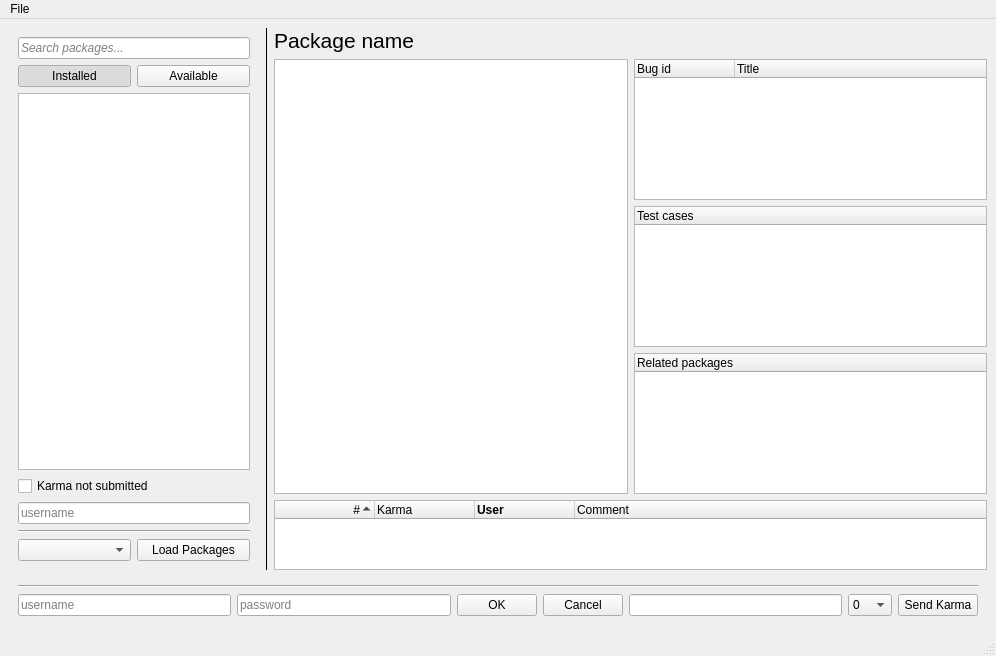
Old version of the form src/ui/mainwindow.ui in the repository examon/fedora-gooey-karma.
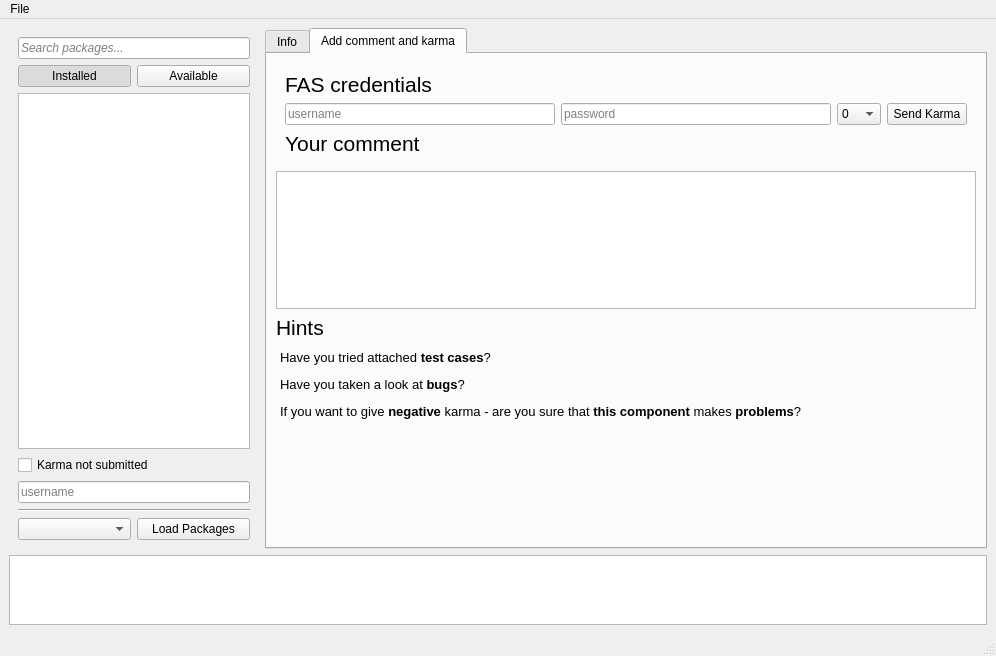
New version of the form.

Commit message: GUI enhancements - added tabs.

```diff
--- a/src/ui/mainwindow.ui
+++ b/src/ui/mainwindow.ui
@@ -144,16 +144,34 @@
        </widget>
       </item>
       <item>
-       <widget class="Line" name="line">
-        <property name="frameShadow">
-         <enum>QFrame::Plain</enum>
+       <widget class="QTabWidget" name="tabWidget">
+        <property name="sizePolicy">
+         <sizepolicy hsizetype="Maximum" vsizetype="Maximum">
+          <horstretch>6</horstretch>
+          <verstretch>0</verstretch>
+         </sizepolicy>
         </property>
-        <property name="orientation">
-         <enum>Qt::Vertical</enum>
+        <property name="maximumSize">
+         <size>
+          <width>9000</width>
+          <height>9000</height>
+         </size>
         </property>
-       </widget>
-      </item>
-      <item>
+        <property name="mouseTracking">
+         <bool>false</bool>
+        </property>
+        <property name="currentIndex">
+         <number>1</number>
+        </property>
+        <widget class="QWidget" name="TabInfo">
+         <property name="cursor">
+          <cursorShape>ArrowCursor</cursorShape>
+         </property>
+         <attribute name="title">
+          <string>Info</string>
+         </attribute>
+         <layout class="QGridLayout" name="gridLayout">
+          <item row="0" column="0">
        <layout class="QVBoxLayout" name="verticalLayout_4">
         <item>
          <widget class="QLabel" name="pkgNameLabel">
@@ -186,14 +204,18 @@
             <property name="font">
              <font>
               <family>Monospace</family>
-             </font>
-            </property>
+                  <pointsize>8</pointsize>
+                 </font>
+                </property>
+                <property name="styleSheet">
+                 <string notr="true"/>
+                </property>
             <property name="html">
              <string>&lt;!DOCTYPE HTML PUBLIC &quot;-//W3C//DTD HTML 4.0//EN&quot; &quot;http://www.w3.org/TR/REC-html40/strict.dtd&quot;&gt;
 &lt;html&gt;&lt;head&gt;&lt;meta name=&quot;qrichtext&quot; content=&quot;1&quot; /&gt;&lt;style type=&quot;text/css&quot;&gt;
 p, li { white-space: pre-wrap; }
-&lt;/style&gt;&lt;/head&gt;&lt;body style=&quot; font-family:'Monospace'; font-size:10pt; font-weight:400; font-style:normal;&quot;&gt;
-&lt;p style=&quot;-qt-paragraph-type:empty; margin-top:0px; margin-bottom:0px; margin-left:0px; margin-right:0px; -qt-block-indent:0; text-indent:0px;&quot;&gt;&lt;br /&gt;&lt;/p&gt;&lt;/body&gt;&lt;/html&gt;</string>
+&lt;/style&gt;&lt;/head&gt;&lt;body style=&quot; font-family:'Monospace'; font-size:8pt; font-weight:400; font-style:normal;&quot;&gt;
+&lt;p style=&quot;-qt-paragraph-type:empty; margin-top:0px; margin-bottom:0px; margin-left:0px; margin-right:0px; -qt-block-indent:0; text-indent:0px; font-size:10pt;&quot;&gt;&lt;br /&gt;&lt;/p&gt;&lt;/body&gt;&lt;/html&gt;</string>
             </property>
            </widget>
           </item>
@@ -310,21 +332,29 @@
        </layout>
       </item>
      </layout>
-    </item>
+        </widget>
+        <widget class="QWidget" name="TabComment">
+         <attribute name="title">
+          <string>Add comment and karma</string>
+         </attribute>
+         <layout class="QGridLayout" name="gridLayout_2">
+          <item row="0" column="0">
+           <widget class="QWidget" name="widget" native="true">
+            <layout class="QVBoxLayout" name="verticalLayout_10">
     <item>
-     <widget class="QWidget" name="karmaWidget" native="true">
-      <layout class="QVBoxLayout" name="verticalLayout_7">
-       <item>
-        <widget class="Line" name="line_2">
-         <property name="orientation">
-          <enum>Qt::Horizontal</enum>
-         </property>
+              <widget class="QLabel" name="label">
+               <property name="font">
+                <font>
+                 <pointsize>16</pointsize>
+                </font>
+               </property>
+               <property name="text">
+                <string>FAS credentials</string>
+               </property>
         </widget>
        </item>
        <item>
-        <layout class="QVBoxLayout" name="verticalLayout_6">
-         <item>
-          <layout class="QHBoxLayout" name="horizontalLayout_3">
+              <layout class="QHBoxLayout" name="horizontalLayout_8">
            <item>
             <widget class="QLineEdit" name="usernameEdit">
              <property name="placeholderText">
@@ -342,23 +372,6 @@
              </property>
             </widget>
            </item>
-           <item>
-            <widget class="QPushButton" name="okBtn">
-             <property name="text">
-              <string>OK</string>
-             </property>
-            </widget>
-           </item>
-           <item>
-            <widget class="QPushButton" name="cancelBtn">
-             <property name="text">
-              <string>Cancel</string>
-             </property>
-            </widget>
-           </item>
-           <item>
-            <widget class="QLineEdit" name="commentEdit"/>
-           </item>
            <item>
             <widget class="QComboBox" name="karmaBox">
              <property name="currentIndex">
@@ -390,9 +403,81 @@
            </item>
           </layout>
          </item>
-        </layout>
-       </item>
-      </layout>
+             <item>
+              <widget class="QLabel" name="label_2">
+               <property name="font">
+                <font>
+                 <pointsize>16</pointsize>
+                </font>
+               </property>
+               <property name="text">
+                <string>Your comment</string>
+               </property>
+              </widget>
+             </item>
+            </layout>
+           </widget>
+          </item>
+          <item row="2" column="0">
+           <widget class="QLabel" name="label_3">
+            <property name="font">
+             <font>
+              <pointsize>16</pointsize>
+             </font>
+            </property>
+            <property name="text">
+             <string>Hints</string>
+            </property>
+           </widget>
+          </item>
+          <item row="1" column="0">
+           <widget class="QPlainTextEdit" name="plainTextEdit"/>
+          </item>
+          <item row="3" column="0">
+           <widget class="QTextBrowser" name="textHints">
+            <property name="enabled">
+             <bool>true</bool>
+            </property>
+            <property name="sizePolicy">
+             <sizepolicy hsizetype="Expanding" vsizetype="Fixed">
+              <horstretch>0</horstretch>
+              <verstretch>0</verstretch>
+             </sizepolicy>
+            </property>
+            <property name="autoFillBackground">
+             <bool>true</bool>
+            </property>
+            <property name="styleSheet">
+             <string notr="true">background-color: rgba(255, 255, 255, 0);</string>
+            </property>
+            <property name="frameShape">
+             <enum>QFrame::NoFrame</enum>
+            </property>
+            <property name="frameShadow">
+             <enum>QFrame::Plain</enum>
+            </property>
+            <property name="html">
+             <string>&lt;!DOCTYPE HTML PUBLIC &quot;-//W3C//DTD HTML 4.0//EN&quot; &quot;http://www.w3.org/TR/REC-html40/strict.dtd&quot;&gt;
+&lt;html&gt;&lt;head&gt;&lt;meta name=&quot;qrichtext&quot; content=&quot;1&quot; /&gt;&lt;style type=&quot;text/css&quot;&gt;
+p, li { white-space: pre-wrap; }
+&lt;/style&gt;&lt;/head&gt;&lt;body style=&quot; font-family:'Sans Serif'; font-size:10pt; font-weight:400; font-style:normal;&quot;&gt;
+&lt;p style=&quot; margin-top:12px; margin-bottom:12px; margin-left:0px; margin-right:0px; -qt-block-indent:0; text-indent:0px;&quot;&gt;Have you tried attached &lt;span style=&quot; font-weight:600;&quot;&gt;test cases&lt;/span&gt;?&lt;/p&gt;
+&lt;p style=&quot; margin-top:12px; margin-bottom:12px; margin-left:0px; margin-right:0px; -qt-block-indent:0; text-indent:0px;&quot;&gt;Have you taken a look at &lt;span style=&quot; font-weight:600;&quot;&gt;bugs&lt;/span&gt;?&lt;/p&gt;
+&lt;p style=&quot; margin-top:12px; margin-bottom:12px; margin-left:0px; margin-right:0px; -qt-block-indent:0; text-indent:0px;&quot;&gt;If you want to give &lt;span style=&quot; font-weight:600;&quot;&gt;negative&lt;/span&gt; karma - are you sure that&lt;span style=&quot; font-weight:600;&quot;&gt; this component&lt;/span&gt; makes &lt;span style=&quot; font-weight:600;&quot;&gt;problems&lt;/span&gt;?&lt;/p&gt;&lt;/body&gt;&lt;/html&gt;</string>
+            </property>
+           </widget>
+          </item>
+         </layout>
+        </widget>
+       </widget>
+      </item>
+     </layout>
+    </item>
+    <item>
+     <widget class="QListWidget" name="statusList">
+      <property name="selectionMode">
+       <enum>QAbstractItemView::NoSelection</enum>
+      </property>
      </widget>
     </item>
    </layout>
```
Left out of the diff: 25 changed lines with no effect on the pictures. Lines whose indentation alone changed are shown as unchanged. The commit also changes 2 other files.
